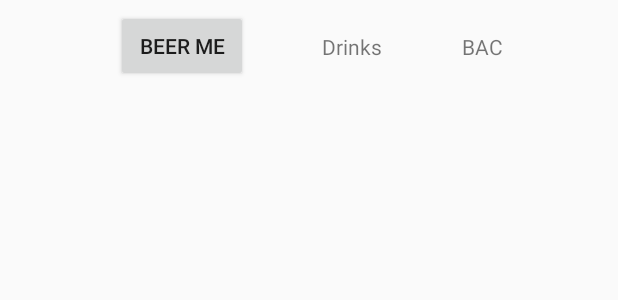
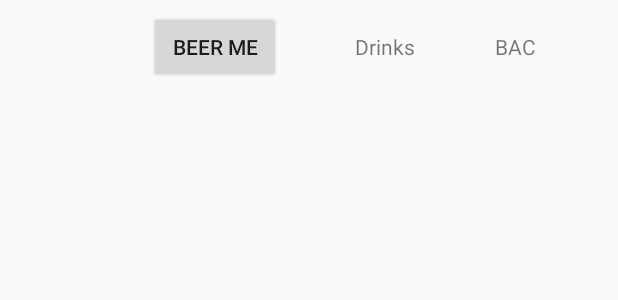
Before and after one commit to ryanszczecinski/Beer_Me, an Android app: the layout notification.xml on its own in the app's theme, with its tools: preview values and no code run, on a phone screen of 412 x 824 dp. Shown: the top 300 px of the screen. Run offline under Robolectric (Android 15) with nearby library versions, the phone set to English and light mode, and no system bars.

Commit message:
7:12 update

```diff
--- a/app/src/main/java/com/beerme/beer_me/drinking_class.java
+++ b/app/src/main/java/com/beerme/beer_me/drinking_class.java
@@ -81,6 +81,7 @@ public class drinking_class extends AppCompatActivity {
             bac.setText(x + "");
         }
         _easterEgg = 0;
+        createNotification();
 
     }
     public void crap(View v){
@@ -99,6 +100,7 @@ public class drinking_class extends AppCompatActivity {
             ImageView iv = (ImageView) findViewById(R.id.imageView2);
             iv.setVisibility(View.VISIBLE);
         }
+        createNotification();
     }
     public void letsStart(View v){
       //
@@ -227,7 +229,8 @@ public class drinking_class extends AppCompatActivity {
         RemoteViews remoteView = new RemoteViews(getPackageName(),R.layout.notification);
         remoteView.setOnClickPendingIntent(R.id.button10, pendingIntent);
         remoteView.setTextViewText(R.id.textView4,_drinks+"");
-        remoteView.setTextViewText(R.id.textView5,_currentBAC+"");
+        double x = Math.floor(_currentBAC*1000)/1000;
+        remoteView.setTextViewText(R.id.textView5,x+"");
         nB.setCustomContentView(remoteView);
 
         nB.setSmallIcon(R.drawable.transparent_beer);
--- a/app/src/main/java/com/beerme/beer_me/nr.java
+++ b/app/src/main/java/com/beerme/beer_me/nr.java
@@ -11,6 +11,8 @@ import android.content.Intent;
 public class nr extends BroadcastReceiver {
     @Override
     public void onReceive(Context context, Intent intent){
+
+
 //
     }
 }
--- a/app/src/main/res/layout/notification.xml
+++ b/app/src/main/res/layout/notification.xml
@@ -1,4 +1,5 @@
     <RelativeLayout xmlns:android="http://schemas.android.com/apk/res/android"
+        xmlns:app="http://schemas.android.com/apk/res-auto"
         android:layout_width="match_parent"
         android:layout_height="62dp">
 
@@ -7,11 +8,12 @@
             android:id="@+id/button10"
             android:layout_width="wrap_content"
             android:layout_height="wrap_content"
+            android:layout_alignBaseline="@+id/textView4"
+            android:layout_alignBottom="@+id/textView4"
             android:layout_alignParentLeft="true"
             android:layout_alignParentStart="true"
-            android:layout_centerVertical="true"
-            android:layout_marginLeft="77dp"
-            android:layout_marginStart="77dp"
+            android:layout_marginLeft="99dp"
+            android:layout_marginStart="99dp"
             android:text="Beer Me" />
 
         <TextView
@@ -38,4 +40,5 @@
             android:layout_toRightOf="@+id/textView4"
             android:gravity="center_vertical|center_horizontal"
             android:text="BAC" />
+
     </RelativeLayout>
```
